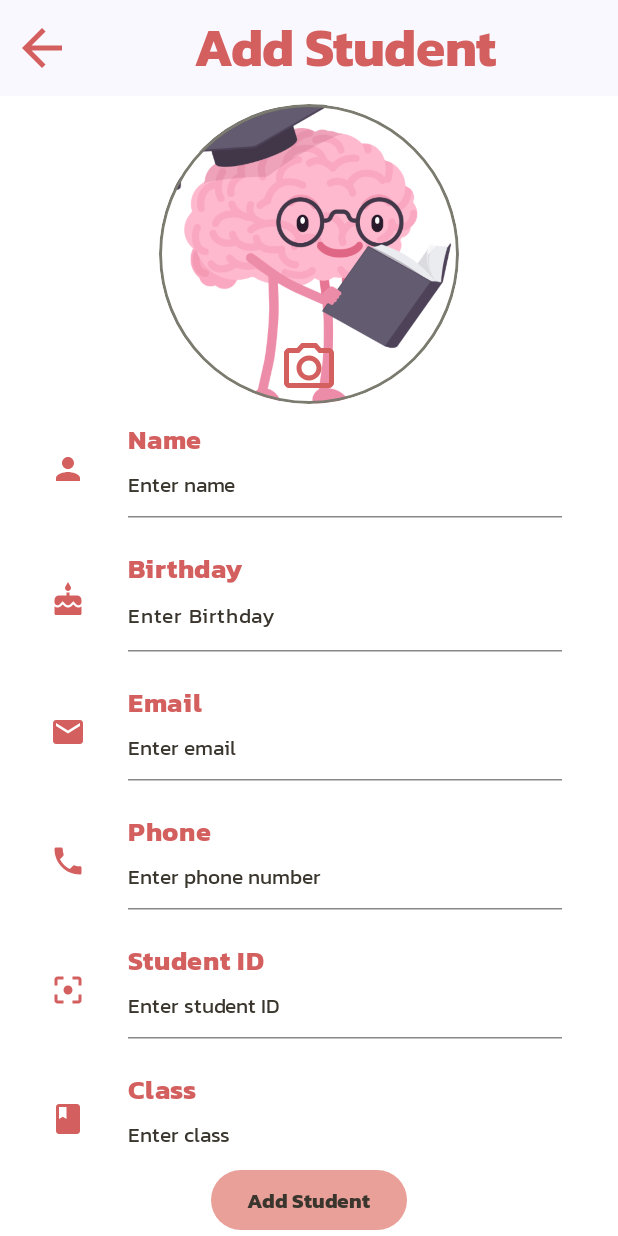
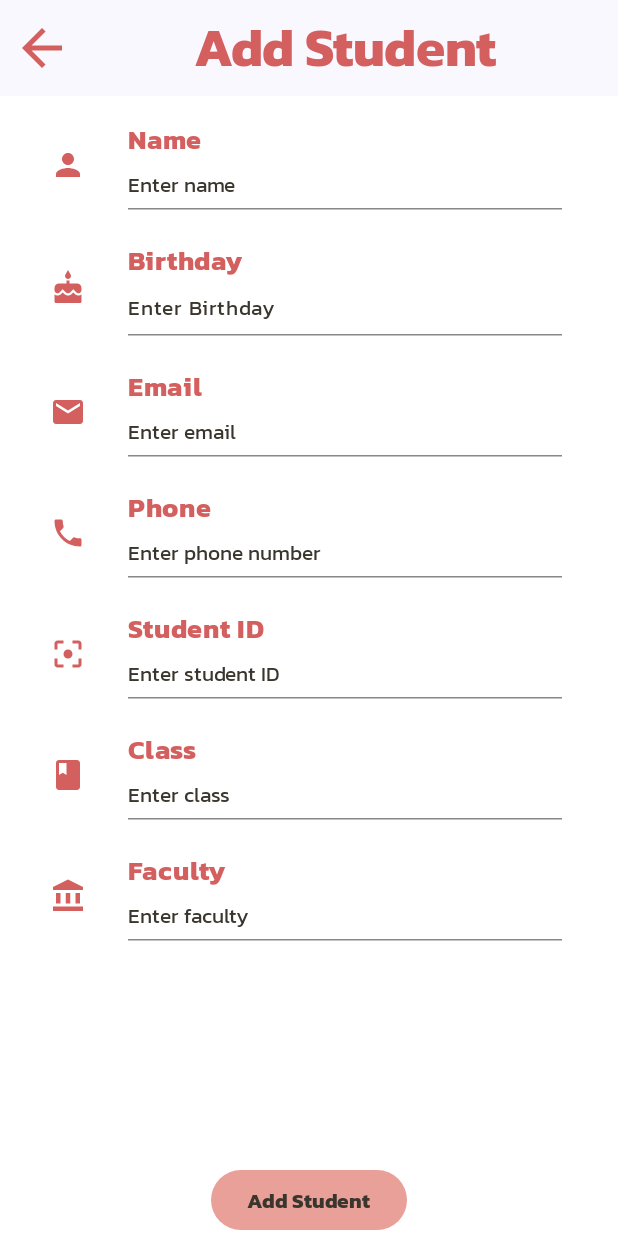
Before and after one commit to Tan-1106/Student-Information-Management, an Android app built with Jetpack Compose: the AdminScreen screen opened through its navigation route, after a tap on "Add Student", on a phone screen of 412 x 824 dp. Run offline under Robolectric (Android 15) with nearby library versions, the phone set to English and light mode, and no system bars; our stand-ins replace Firebase (no records; nobody signed in at launch, a user with empty details on screens opened directly); libraries missing offline, so code that uses them is left out: me.saket.swipe, org.mindrot.jbcrypt; missing, so only their content is drawn: SwipeableActionsBox; pictures from the network do not load.

Commit message:
feat: error message

```diff
--- a/app/src/main/java/com/example/studentinformationmanagement/ui/manager/AddStudent.kt
+++ b/app/src/main/java/com/example/studentinformationmanagement/ui/manager/AddStudent.kt
@@ -124,30 +124,6 @@ fun AddStudent(
                 .verticalScroll(rememberScrollState()),
             horizontalAlignment = Alignment.CenterHorizontally
         ) {
-            Box(
-                contentAlignment = Alignment.BottomCenter
-            ) {
-                Image(
-                    painter = painterResource(R.drawable.login_image),
-                    contentDescription = null,
-                    contentScale = ContentScale.Crop,
-
-                    modifier = Modifier
-                        .clip(CircleShape)
-                        .border(shape = CircleShape, color = secondary_dark, width = 2.dp)
-                        .size(200.dp)
-                )
-                IconButton(
-                    onClick = {}
-                ) {
-                    Icon(
-                        Icons.Outlined.CameraAlt,
-                        contentDescription = null,
-                        modifier = Modifier.size(40.dp),
-                        tint = primary_content
-                    )
-                }
-            }
             InformationLine(
                 icon = Icons.Filled.Person,
                 value = managerViewModel.newStudentName,
--- a/app/src/main/java/com/example/studentinformationmanagement/ui/shared/ShareComponents.kt
+++ b/app/src/main/java/com/example/studentinformationmanagement/ui/shared/ShareComponents.kt
@@ -33,6 +33,7 @@ import androidx.compose.material.icons.filled.Person
 import androidx.compose.material.icons.filled.Phone
 import androidx.compose.material.icons.outlined.Delete
 import androidx.compose.material.icons.outlined.Edit
+import androidx.compose.material.icons.outlined.Info
 import androidx.compose.material3.DatePicker
 import androidx.compose.material3.DropdownMenu
 import androidx.compose.material3.DropdownMenuItem
@@ -130,7 +131,13 @@ fun DetailProfile(
                         error = painterResource(id = R.drawable.avt_error)
                     )
                 }
-                InformationLine(Icons.Filled.Person, "Name", user.userName)
+                InformationLine(
+                    Icons.Filled.Person,
+                    "Name",
+                    user.userName,
+
+                    errorMessage = "Please enter your name"
+                )
                 InformationLine(Icons.Filled.Cake, "Birthday", user.userBirthday)
                 InformationLine(Icons.Filled.Email, "Email", user.userEmail)
                 InformationLine(Icons.Filled.Phone, "Phone", user.userPhoneNumber)
@@ -149,7 +156,8 @@ fun InformationLine(
     value: String,
     enable: Boolean = false,
     onValueChange: (String) -> Unit = {},
-    placeholder: String = ""
+    placeholder: String = "",
+    errorMessage: String = ""
 ) {
     Row(
         verticalAlignment = Alignment.CenterVertically,
@@ -202,17 +210,37 @@ fun InformationLine(
                     .fillMaxWidth()
                     .padding(vertical = 5.dp),
             )
-            Divider()
+            if (errorMessage != "") {
+                Divider(color = Color.Red)
+                Row(
+                    verticalAlignment = Alignment.CenterVertically,
+                    modifier = Modifier.padding(vertical = 5.dp)
+                ) {
+                    Icon(
+                        Icons.Outlined.Info,
+                        contentDescription = null,
+                        tint = Color.Red,
+                        modifier = Modifier.size(15.dp)
+                    )
+                    Spacer(modifier = Modifier.width(5.dp))
+                    Text(
+                        errorMessage,
+                        style = TextStyle(color = Color.Red),
+                    )
+                }
+            } else {
+                Divider()
+            }
         }
     }
 }
 
 // Composable: Divide between information line
 @Composable
-fun Divider() {
-    Spacer(modifier = Modifier.height(5.dp))
+fun Divider(color: Color = Color.Gray) {
+//    Spacer(modifier = Modifier.height(5.dp))
     HorizontalDivider(
-        color = Color.Gray,
+        color = color,
         thickness = 1.dp,
         modifier = Modifier.fillMaxWidth(0.9f)
     )
@@ -528,7 +556,7 @@ fun SwipeComponent(
         startActions = listOf(startAction),
         endActions = listOf(endAction),
         swipeThreshold = 100.dp,
-        backgroundUntilSwipeThreshold = Color.White ,
+        backgroundUntilSwipeThreshold = Color.White,
     ) {
         content()
     }
@@ -542,7 +570,15 @@ fun SwipeComponent(
 @Composable
 fun DetailProfilePreview() {
     DetailProfile(
-        user = CurrentUser("", "Nguyễn Văn A", "01/01/2004", "nguyenvana@gmail.com", "0123456789", "Manager", "Enable")
+        user = CurrentUser(
+            "",
+            "Nguyễn Văn A",
+            "01/01/2004",
+            "nguyenvana@gmail.com",
+            "0123456789",
+            "Manager",
+            "Enable"
+        )
     )
 }
 
```
Also changed, not shown: app/src/main/java/com/example/studentinformationmanagement/ui/admin/AddUser.kt (+0 -24 lines).
